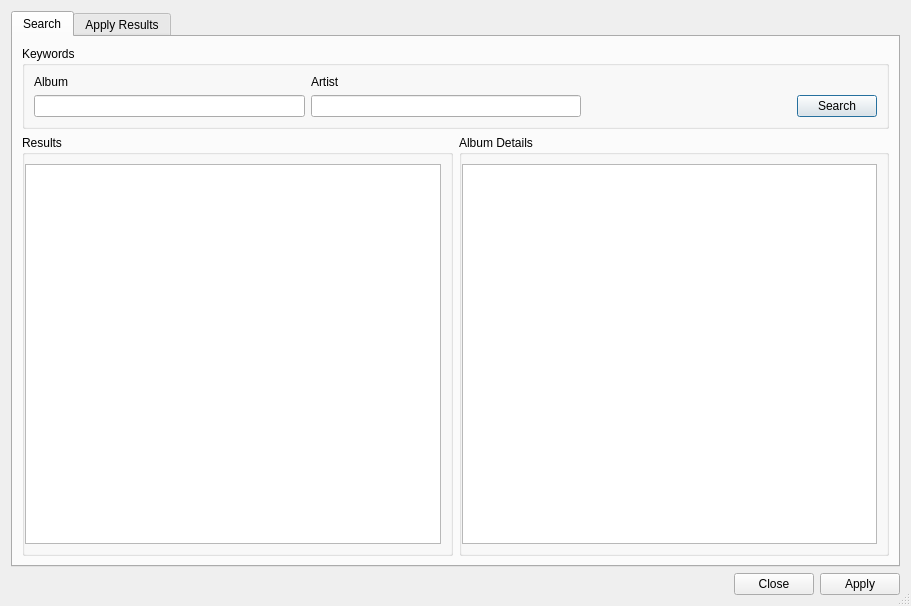
Old version of the form ui/tagsearchdialog.ui in the repository sjuvonen/coquillo.
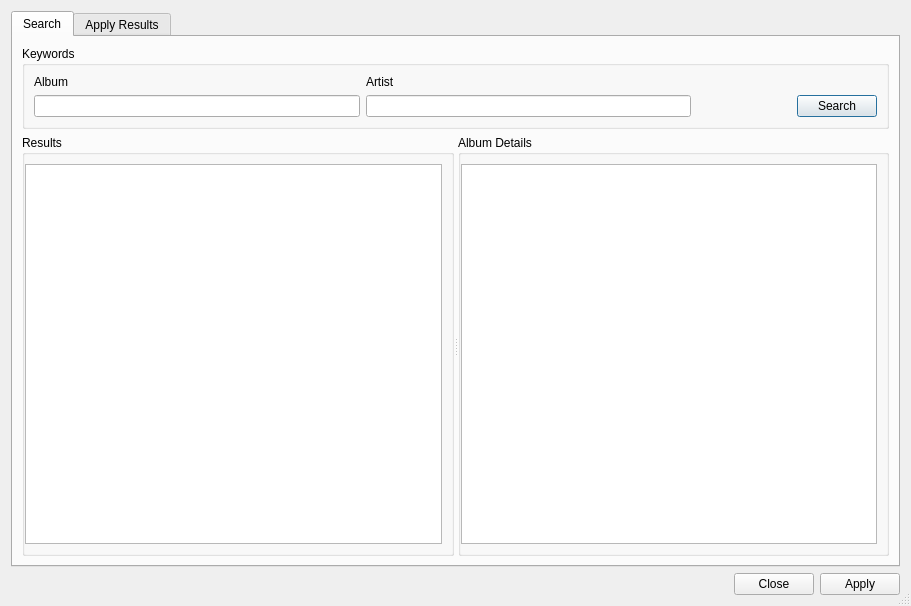
New version of the form.

Diff of the .ui file:
```diff
--- a/ui/tagsearchdialog.ui
+++ b/ui/tagsearchdialog.ui
@@ -41,94 +41,8 @@
       <attribute name="title">
        <string>Search</string>
       </attribute>
-      <layout class="QGridLayout" name="gridLayout_2">
-       <item row="1" column="0">
-        <widget class="QGroupBox" name="groupBox">
-         <property name="title">
-          <string>Results</string>
-         </property>
-         <layout class="QVBoxLayout" name="verticalLayout_7">
-          <property name="leftMargin">
-           <number>0</number>
-          </property>
-          <item>
-           <widget class="QTableView" name="tableSearchResults">
-            <property name="editTriggers">
-             <set>QAbstractItemView::NoEditTriggers</set>
-            </property>
-            <property name="alternatingRowColors">
-             <bool>true</bool>
-            </property>
-            <property name="selectionMode">
-             <enum>QAbstractItemView::SingleSelection</enum>
-            </property>
-            <property name="selectionBehavior">
-             <enum>QAbstractItemView::SelectRows</enum>
-            </property>
-            <property name="horizontalScrollMode">
-             <enum>QAbstractItemView::ScrollPerPixel</enum>
-            </property>
-            <property name="showGrid">
-             <bool>false</bool>
-            </property>
-            <attribute name="horizontalHeaderCascadingSectionResizes">
-             <bool>true</bool>
-            </attribute>
-            <attribute name="horizontalHeaderMinimumSectionSize">
-             <number>16</number>
-            </attribute>
-            <attribute name="horizontalHeaderStretchLastSection">
-             <bool>true</bool>
-            </attribute>
-            <attribute name="verticalHeaderVisible">
-             <bool>false</bool>
-            </attribute>
-           </widget>
-          </item>
-         </layout>
-        </widget>
-       </item>
-       <item row="1" column="1">
-        <widget class="QGroupBox" name="groupBox_2">
-         <property name="title">
-          <string>Album Details</string>
-         </property>
-         <layout class="QVBoxLayout" name="verticalLayout_3">
-          <property name="leftMargin">
-           <number>0</number>
-          </property>
-          <item>
-           <widget class="QTableView" name="tableAlbumPreview">
-            <property name="editTriggers">
-             <set>QAbstractItemView::NoEditTriggers</set>
-            </property>
-            <property name="alternatingRowColors">
-             <bool>true</bool>
-            </property>
-            <property name="selectionMode">
-             <enum>QAbstractItemView::NoSelection</enum>
-            </property>
-            <property name="selectionBehavior">
-             <enum>QAbstractItemView::SelectRows</enum>
-            </property>
-            <property name="horizontalScrollMode">
-             <enum>QAbstractItemView::ScrollPerPixel</enum>
-            </property>
-            <property name="showGrid">
-             <bool>false</bool>
-            </property>
-            <attribute name="horizontalHeaderCascadingSectionResizes">
-             <bool>true</bool>
-            </attribute>
-            <attribute name="horizontalHeaderStretchLastSection">
-             <bool>true</bool>
-            </attribute>
-           </widget>
-          </item>
-         </layout>
-        </widget>
-       </item>
-       <item row="0" column="0" colspan="2">
+      <layout class="QVBoxLayout" name="verticalLayout_2">
+       <item>
         <widget class="QGroupBox" name="groupBox">
          <property name="title">
           <string>Keywords</string>
@@ -152,7 +66,7 @@
            <widget class="QLineEdit" name="textAlbum">
             <property name="sizePolicy">
              <sizepolicy hsizetype="MinimumExpanding" vsizetype="Fixed">
-              <horstretch>2</horstretch>
+              <horstretch>5</horstretch>
               <verstretch>0</verstretch>
              </sizepolicy>
             </property>
@@ -168,7 +82,7 @@
            <widget class="QLineEdit" name="textArtist">
             <property name="sizePolicy">
              <sizepolicy hsizetype="MinimumExpanding" vsizetype="Fixed">
-              <horstretch>2</horstretch>
+              <horstretch>5</horstretch>
               <verstretch>0</verstretch>
              </sizepolicy>
             </property>
@@ -185,9 +99,12 @@
             <property name="orientation">
              <enum>Qt::Horizontal</enum>
             </property>
+            <property name="sizeType">
+             <enum>QSizePolicy::Preferred</enum>
+            </property>
             <property name="sizeHint" stdset="0">
              <size>
-              <width>210</width>
+              <width>100</width>
               <height>20</height>
              </size>
             </property>
@@ -206,6 +123,125 @@
          </layout>
         </widget>
        </item>
+       <item>
+        <widget class="QSplitter" name="splitter">
+         <property name="sizePolicy">
+          <sizepolicy hsizetype="Expanding" vsizetype="Expanding">
+           <horstretch>0</horstretch>
+           <verstretch>1</verstretch>
+          </sizepolicy>
+         </property>
+         <property name="orientation">
+          <enum>Qt::Horizontal</enum>
+         </property>
+         <widget class="QGroupBox" name="groupBox">
+          <property name="sizePolicy">
+           <sizepolicy hsizetype="Preferred" vsizetype="Preferred">
+            <horstretch>0</horstretch>
+            <verstretch>0</verstretch>
+           </sizepolicy>
+          </property>
+          <property name="title">
+           <string>Results</string>
+          </property>
+          <layout class="QVBoxLayout" name="verticalLayout_7">
+           <property name="leftMargin">
+            <number>0</number>
+           </property>
+           <item>
+            <widget class="QTableView" name="tableSearchResults">
+             <property name="sizePolicy">
+              <sizepolicy hsizetype="Expanding" vsizetype="Expanding">
+               <horstretch>0</horstretch>
+               <verstretch>0</verstretch>
+              </sizepolicy>
+             </property>
+             <property name="editTriggers">
+              <set>QAbstractItemView::NoEditTriggers</set>
+             </property>
+             <property name="alternatingRowColors">
+              <bool>true</bool>
+             </property>
+             <property name="selectionMode">
+              <enum>QAbstractItemView::SingleSelection</enum>
+             </property>
+             <property name="selectionBehavior">
+              <enum>QAbstractItemView::SelectRows</enum>
+             </property>
+             <property name="horizontalScrollMode">
+              <enum>QAbstractItemView::ScrollPerPixel</enum>
+             </property>
+             <property name="showGrid">
+              <bool>false</bool>
+             </property>
+             <attribute name="horizontalHeaderCascadingSectionResizes">
+              <bool>true</bool>
+             </attribute>
+             <attribute name="horizontalHeaderMinimumSectionSize">
+              <number>16</number>
+             </attribute>
+             <attribute name="horizontalHeaderStretchLastSection">
+              <bool>true</bool>
+             </attribute>
+             <attribute name="verticalHeaderVisible">
+              <bool>false</bool>
+             </attribute>
+            </widget>
+           </item>
+          </layout>
+         </widget>
+         <widget class="QGroupBox" name="groupBox_2">
+          <property name="sizePolicy">
+           <sizepolicy hsizetype="Preferred" vsizetype="Preferred">
+            <horstretch>0</horstretch>
+            <verstretch>0</verstretch>
+           </sizepolicy>
+          </property>
+          <property name="title">
+           <string>Album Details</string>
+          </property>
+          <layout class="QVBoxLayout" name="verticalLayout_3">
+           <property name="leftMargin">
+            <number>0</number>
+           </property>
+           <item>
+            <widget class="QTableView" name="tableAlbumPreview">
+             <property name="sizePolicy">
+              <sizepolicy hsizetype="Expanding" vsizetype="Expanding">
+               <horstretch>0</horstretch>
+               <verstretch>0</verstretch>
+              </sizepolicy>
+             </property>
+             <property name="editTriggers">
+              <set>QAbstractItemView::NoEditTriggers</set>
+             </property>
+             <property name="alternatingRowColors">
+              <bool>true</bool>
+             </property>
+             <property name="selectionMode">
+              <enum>QAbstractItemView::NoSelection</enum>
+             </property>
+             <property name="selectionBehavior">
+              <enum>QAbstractItemView::SelectRows</enum>
+             </property>
+             <property name="horizontalScrollMode">
+              <enum>QAbstractItemView::ScrollPerPixel</enum>
+             </property>
+             <property name="showGrid">
+              <bool>false</bool>
+             </property>
+             <attribute name="horizontalHeaderCascadingSectionResizes">
+              <bool>true</bool>
+             </attribute>
+             <attribute name="horizontalHeaderStretchLastSection">
+              <bool>true</bool>
+             </attribute>
+            </widget>
+           </item>
+          </layout>
+         </widget>
+        </widget>
+       </item>
       </layout>
      </widget>
      <widget class="QWidget" name="tab_5">
```
Left out of the diff: 25 changed lines with no effect on the pictures.
